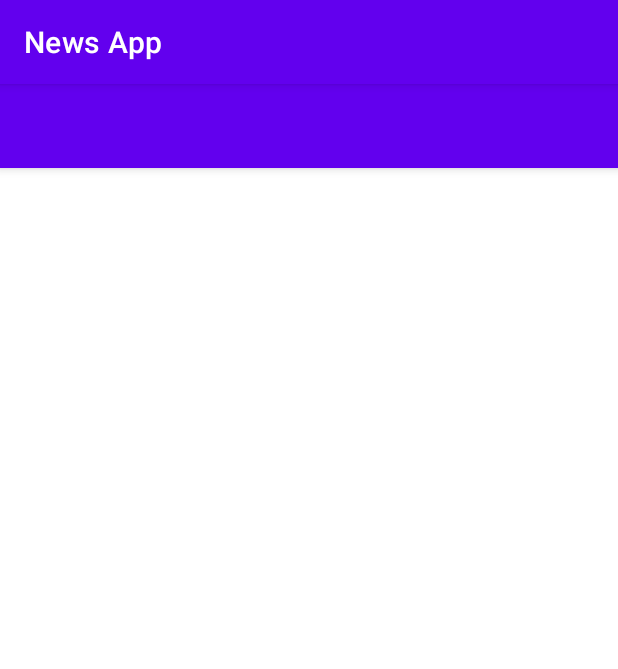
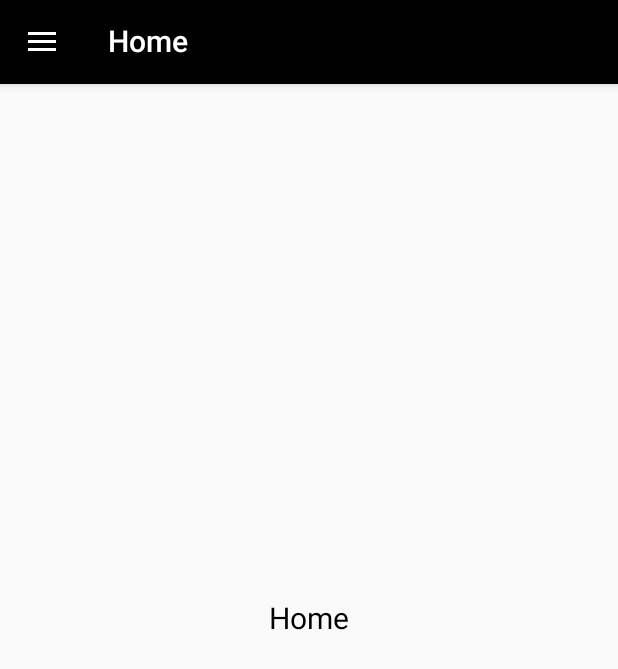
Before and after one commit to Alaaelfeshawy/News-app, an Android app: the screen it shows after launch (MainActivity), on a phone screen of 412 x 824 dp. Shown: the top 669 px of the screen. Run offline under Robolectric (Android 15) with nearby library versions, the phone set to English and light mode, and no system bars; our stand-ins replace data binding, navigation-ui.

Commit message:
finish drawer

```diff
--- a/app/src/main/AndroidManifest.xml
+++ b/app/src/main/AndroidManifest.xml
@@ -11,7 +11,7 @@
         android:label="@string/app_name"
         android:roundIcon="@mipmap/ic_launcher_round"
         android:supportsRtl="true"
-        android:theme="@style/Theme.NewsApp"
+        android:theme="@style/AppTheme"
         tools:targetApi="31">
         <activity
             android:name=".MainActivity"
--- a/app/src/main/java/com/example/newsapp/MainActivity.kt
+++ b/app/src/main/java/com/example/newsapp/MainActivity.kt
@@ -1,89 +1,76 @@
 package com.example.newsapp
 
-import android.util.Log
 import android.view.MenuItem
 import android.widget.Toast
-import androidx.appcompat.widget.Toolbar
 import androidx.core.view.GravityCompat
 import androidx.navigation.NavController
+import androidx.navigation.findNavController
 import androidx.navigation.fragment.NavHostFragment
 import androidx.navigation.ui.AppBarConfiguration
 import androidx.navigation.ui.NavigationUI
-import androidx.navigation.ui.setupWithNavController
 import com.example.newsapp.base.BaseActivity
 import com.example.newsapp.databinding.ActivityMainBinding
 import com.google.android.material.navigation.NavigationView
 
 
 class MainActivity : BaseActivity<ActivityMainBinding>()
-//    NavigationView.OnNavigationItemSelectedListener
+    ,NavigationView.OnNavigationItemSelectedListener
 {
-
-    private lateinit var binding: ActivityMainBinding
-
-//    var appBarConfiguration: AppBarConfiguration? = null
-
+    private  var binding: ActivityMainBinding? = null
+    var appBarConfiguration: AppBarConfiguration? = null
     override val layoutId: Int
         get() = R.layout.activity_main
 
     override fun activityCreated() {
-        binding = ActivityMainBinding.inflate(layoutInflater)
-        setContentView(binding?.root)
-//        setSupportActionBar(binding?.toolbar)
-//        setTitle(R.string.app_name)
-//        appBarConfiguration = AppBarConfiguration.Builder(R.id.homeFragment)
-//            .setOpenableLayout(binding?.drawer)
-//            .build()
-//        val navHostFragment =
+        binding = viewDataBinding
+        setSupportActionBar(binding?.toolbar)
+        setTitle(R.string.app_name)
+        appBarConfiguration = AppBarConfiguration.Builder(R.id.homeFragment)
+            .setOpenableLayout(binding?.drawer)
+            .build()
+        val navHostFragment =
             supportFragmentManager.findFragmentById(R.id.nav_host_fragment) as NavHostFragment?
-//        navController = navHostFragment?.navController
-//        navController?.let { navController ->
-//            appBarConfiguration?.let { appBarConfiguration ->
-//                NavigationUI.setupActionBarWithNavController(
-//                    this,
-//                    navController, appBarConfiguration
-//                )
-//            }
-//            binding?.navigationView?.let { navView ->
-//                NavigationUI.setupWithNavController(
-//                    navView,
-//                    navController
-//                )
-//            }
+        val navController = navHostFragment?.navController
+        navController?.let { controller ->
+            appBarConfiguration?.let { appBarConfiguration ->
+                NavigationUI.setupActionBarWithNavController(
+                    this,
+                    controller, appBarConfiguration
+                )
+            }
+            binding?.navigationView?.let { navView ->
+                NavigationUI.setupWithNavController(
+                    navView,
+                    navController
+                )
+            }
         }
-//        binding?.navigationView?.setNavigationItemSelectedListener(this)
+        binding?.navigationView?.setNavigationItemSelectedListener(this)
     }
 
-//    override fun onSupportNavigateUp(): Boolean {
-//            if (navController == null || appBarConfiguration == null)
-//                super.onSupportNavigateUp()
-//            return NavigationUI.navigateUp(navController!!, appBarConfiguration!!)
-//                    || super.onSupportNavigateUp()
-//    }
-
-
-//    override fun onNavigationItemSelected(item: MenuItem): Boolean {
-//        val id = item.itemId
-//        when (id) {
-//            R.id.nav_explore -> {
-//              Toast.makeText(this,R.string.explore,Toast.LENGTH_LONG)
-//                Log.d("HHHI", "onNavigationItemSelected: clicked explore")
-//            }
-//            R.id.nav_gallery -> {
-//                Toast.makeText(this,R.string.gallery,Toast.LENGTH_SHORT)
-//            }
-//            R.id.nav_live_chat -> {
-//                Toast.makeText(this,R.string.live_chat,Toast.LENGTH_SHORT)
-//            }
-//            R.id.nav_wish_list -> {
-//                Toast.makeText(this,R.string.wish_list,Toast.LENGTH_SHORT)
-//            }
-//            R.id.nav_e_magazine -> {
-//                Toast.makeText(this,R.string.e_magazine,Toast.LENGTH_SHORT)
-//            }
-//        }
-//        binding?.drawer?.closeDrawer(GravityCompat.START)
-//        return true
-//    }
-
-//}
+    override fun onSupportNavigateUp(): Boolean {
+        val navController = findNavController(R.id.nav_host_fragment)
+        return NavigationUI.navigateUp(navController,binding?.drawer)
+    }
+    override fun onNavigationItemSelected(item: MenuItem): Boolean {
+        when (item.itemId) {
+            R.id.nav_explore -> {
+                makeToast(getString(R.string.explore), Toast.LENGTH_SHORT)
+            }
+            R.id.nav_gallery -> {
+                makeToast(getString(R.string.gallery), Toast.LENGTH_SHORT)
+            }
+            R.id.nav_live_chat -> {
+                makeToast(getString(R.string.live_chat), Toast.LENGTH_SHORT)
+            }
+            R.id.nav_wish_list -> {
+                makeToast(getString(R.string.wish_list), Toast.LENGTH_SHORT)
+            }
+            R.id.nav_e_magazine -> {
+                makeToast(getString(R.string.e_magazine), Toast.LENGTH_SHORT)
+            }
+        }
+        binding?.drawer?.closeDrawer(GravityCompat.START)
+        return true
+    }
+}
--- a/app/src/main/java/com/example/newsapp/base/BaseFragment.kt
+++ b/app/src/main/java/com/example/newsapp/base/BaseFragment.kt
@@ -56,7 +56,7 @@ abstract class BaseFragment<T : ViewDataBinding?> : Fragment() {
     }
 
     fun hideKeyboard() {
-        baseActivity?.hideKeyboard()
+//        baseActivity?.hideKeyboard()
     }
 
     override fun onDestroyView() {
--- a/app/src/main/res/layout/activity_main.xml
+++ b/app/src/main/res/layout/activity_main.xml
@@ -4,11 +4,11 @@
     xmlns:app="http://schemas.android.com/apk/res-auto"
     xmlns:tools="http://schemas.android.com/tools">
 
-<!--    <androidx.drawerlayout.widget.DrawerLayout-->
-<!--        android:id="@+id/drawer"-->
-<!--        android:layout_width="match_parent"-->
-<!--        android:layout_height="match_parent"-->
-<!--        android:fitsSystemWindows="true">-->
+    <androidx.drawerlayout.widget.DrawerLayout
+        android:id="@+id/drawer"
+        android:layout_width="match_parent"
+        android:layout_height="match_parent"
+        android:fitsSystemWindows="true">
 
         <RelativeLayout
             android:layout_width="match_parent"
@@ -24,6 +24,7 @@
                     android:id="@+id/toolbar"
                     android:layout_width="match_parent"
                     android:layout_height="wrap_content"
+                    android:background="@color/black"
                     app:popupTheme="@style/AppTheme.PopupOverlay"
                     />
             </com.google.android.material.appbar.AppBarLayout>
@@ -36,12 +37,12 @@
                 app:defaultNavHost="true"
                 app:navGraph="@navigation/nav_graph" />
         </RelativeLayout>
-<!--        <com.google.android.material.navigation.NavigationView-->
-<!--            android:id="@+id/navigation_view"-->
-<!--            android:layout_width="wrap_content"-->
-<!--            android:layout_height="match_parent"-->
-<!--            android:layout_gravity="start"-->
-<!--            app:headerLayout="@layout/nav_header"-->
-<!--            app:menu="@menu/drawer_menu" />-->
-<!--    </androidx.drawerlayout.widget.DrawerLayout>-->
+        <com.google.android.material.navigation.NavigationView
+            android:id="@+id/navigation_view"
+            android:layout_width="wrap_content"
+            android:layout_height="match_parent"
+            android:layout_gravity="start"
+            app:headerLayout="@layout/nav_header"
+            app:menu="@menu/drawer_menu" />
+    </androidx.drawerlayout.widget.DrawerLayout>
 </layout>
--- a/app/src/main/res/layout/fragment_home.xml
+++ b/app/src/main/res/layout/fragment_home.xml
@@ -11,14 +11,13 @@
         android:layout_width="match_parent"
         android:layout_height="match_parent"
         tools:context=".ui.HomeFragment"
-        android:background="@color/black"
         >
 
         <TextView
             android:layout_width="wrap_content"
             android:layout_height="wrap_content"
-            android:text="@string/e_magazine"
-            android:textColor="@color/white"
+            android:text="Home"
+            android:textColor="@color/black"
             android:textSize="20dp"
             app:layout_constraintStart_toStartOf="parent"
             app:layout_constraintEnd_toEndOf="parent"
--- a/app/src/main/res/layout/nav_header.xml
+++ b/app/src/main/res/layout/nav_header.xml
@@ -3,7 +3,9 @@
     xmlns:android="http://schemas.android.com/apk/res/android"
     android:layout_width="match_parent"
     android:layout_height="wrap_content"
+    android:layout_marginTop="32dp"
     android:paddingBottom="15dp"
+    android:background="@color/grey"
     xmlns:app="http://schemas.android.com/apk/res-auto">
 
     <ImageView
--- a/app/src/main/res/menu/drawer_menu.xml
+++ b/app/src/main/res/menu/drawer_menu.xml
@@ -1,12 +1,12 @@
 <?xml version="1.0" encoding="utf-8"?>
 <menu xmlns:android = "http://schemas.android.com/apk/res/android"
-    xmlns:tools = "http://schemas.android.com/tools"
-    tools:showIn= "navigation_view" >
+    xmlns:tools = "http://schemas.android.com/tools" >
     <group android:checkableBehavior= "single" >
         <item
             android:id= "@+id/nav_explore"
             android:icon= "@drawable/explore"
-            android:title= "@string/explore" />
+            android:title= "@string/explore"
+            />
         <item
             android:id= "@+id/nav_live_chat"
             android:icon= "@drawable/live"
--- a/app/src/main/res/navigation/nav_graph.xml
+++ b/app/src/main/res/navigation/nav_graph.xml
@@ -8,6 +8,6 @@
     <fragment
         android:id="@+id/homeFragment"
         android:name="com.example.newsapp.ui.HomeFragment"
-        android:label="fragment_home"
+        android:label="Home"
         tools:layout="@layout/fragment_home" />
 </navigation>
--- a/app/src/main/res/values/colors.xml
+++ b/app/src/main/res/values/colors.xml
@@ -7,5 +7,5 @@
     <color name="teal_700">#FF018786</color>
     <color name="black">#FF000000</color>
     <color name="white">#FFFFFFFF</color>
-    <color name="grey">#fafafa</color>
+    <color name="grey">#faf9fa</color>
 </resources>
```
Also changed, not shown: app/src/main/java/com/example/newsapp/base/BaseActivity.kt (+5 -4 lines).
